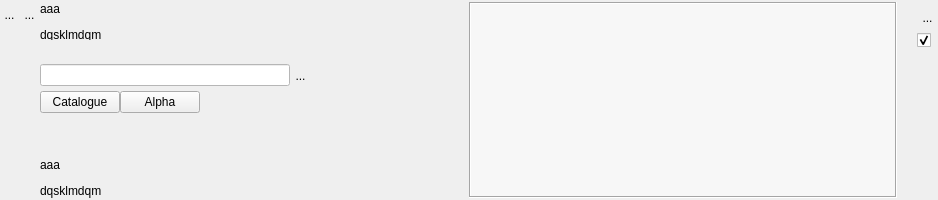
Above: UiQT5/desWidgetPlusieursInto.ui from SalomePlatform/eficas_tools before the change. Below: the same form after it.
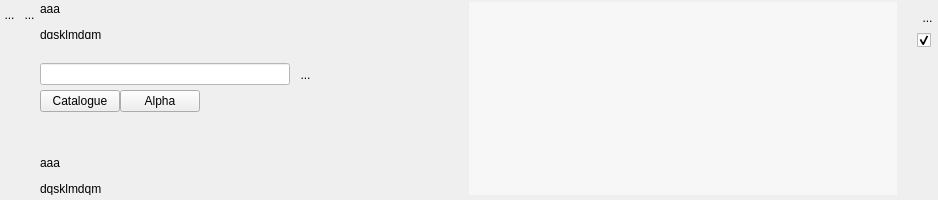
That is the form after the change. Icons and pictures are not drawn. Custom widgets are drawn as their Qt base class.

```diff
--- a/UiQT5/desWidgetPlusieursInto.ui
+++ b/UiQT5/desWidgetPlusieursInto.ui
@@ -39,7 +39,7 @@
     <number>0</number>
    </property>
    <property name="bottomMargin">
-    <number>2</number>
+    <number>5</number>
    </property>
    <item>
     <layout class="QVBoxLayout" name="verticalLayout_2">
@@ -231,6 +231,22 @@
          </property>
         </widget>
        </item>
+       <item>
+        <spacer name="horizontalSpacer_3">
+         <property name="orientation">
+          <enum>Qt::Horizontal</enum>
+         </property>
+         <property name="sizeType">
+          <enum>QSizePolicy::Fixed</enum>
+         </property>
+         <property name="sizeHint" stdset="0">
+          <size>
+           <width>5</width>
+           <height>20</height>
+          </size>
+         </property>
+        </spacer>
+       </item>
        <item>
         <widget class="QToolButton" name="PBFind">
          <property name="minimumSize">
@@ -317,7 +333,7 @@
           <x>0</x>
           <y>0</y>
           <width>300</width>
-          <height>95</height>
+          <height>92</height>
          </rect>
         </property>
         <layout class="QGridLayout" name="gridLayout_2">
@@ -423,7 +439,10 @@
       <string notr="true">background : rgb(247,247,247)</string>
      </property>
      <property name="frameShape">
-      <enum>QFrame::Box</enum>
+      <enum>QFrame::NoFrame</enum>
+     </property>
+     <property name="frameShadow">
+      <enum>QFrame::Plain</enum>
      </property>
      <property name="lineWidth">
       <number>1</number>
@@ -439,8 +458,8 @@
        <rect>
         <x>0</x>
         <y>0</y>
-        <width>422</width>
-        <height>194</height>
+        <width>424</width>
+        <height>193</height>
        </rect>
       </property>
       <property name="sizePolicy">
```
